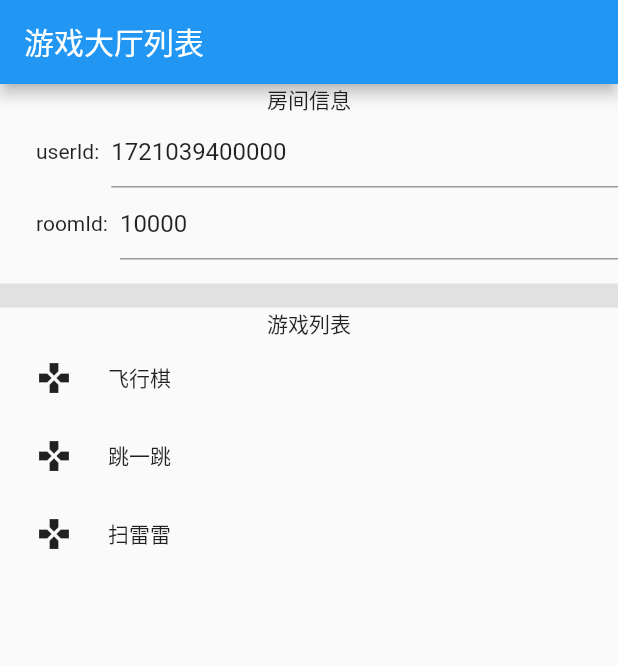
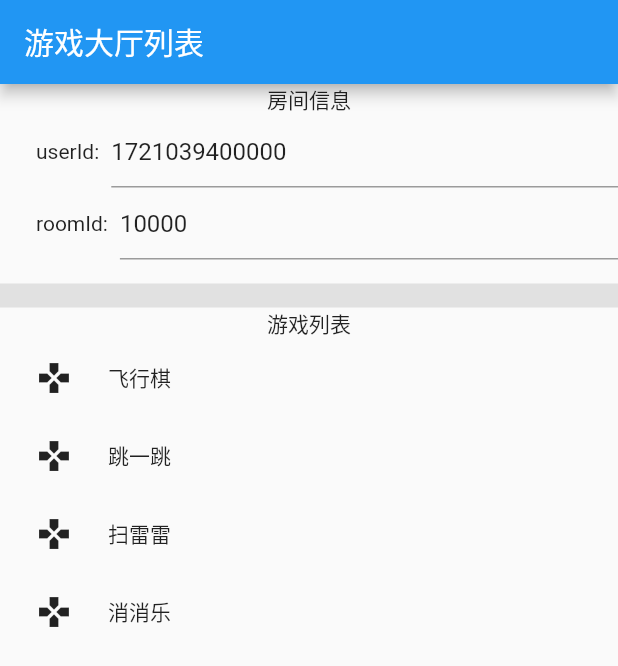
Before and after one commit to FBSocial/mini_game_view, a Flutter app: the screen it shows after launch, on a phone screen of 412 x 824 dp. Shown: the top 666 px of the screen. Run offline on Flutter 3.47's test engine with Material 2 defaults, Android fonts, the phone set to English and light mode, and no system bars; our stand-ins replace dio, flutter_keyboard_visibility, get, plugin_platform_interface.

Commit message:
fix: 修复对战消消乐版本号

```diff
--- a/example/lib/main.dart
+++ b/example/lib/main.dart
@@ -72,6 +72,7 @@ class _MyAppState extends State<MyApp> {
                   _buildGameItem('飞行棋', '1468180338417074177'),
                   _buildGameItem('跳一跳', '1680881367829176322'),
                   _buildGameItem('扫雷雷', '1468434401847222273'),
+                  _buildGameItem('消消乐', '1689904909564116994'),
                 ],
               ),
             ),
```
Also changed, not shown: 1 other file.
